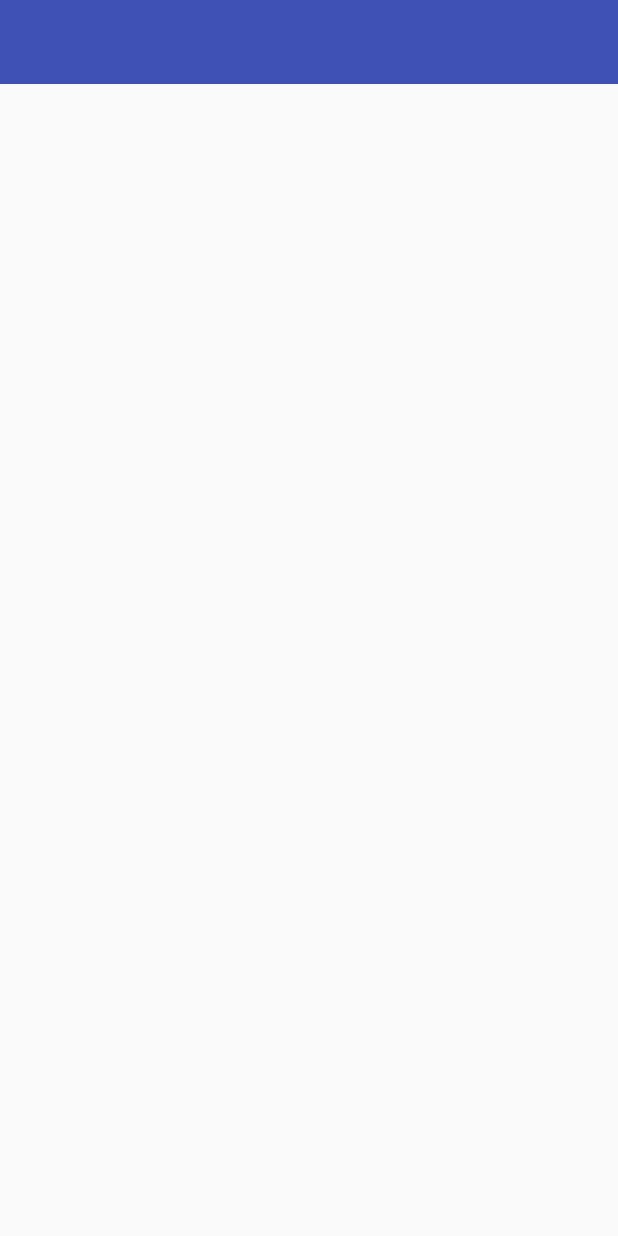
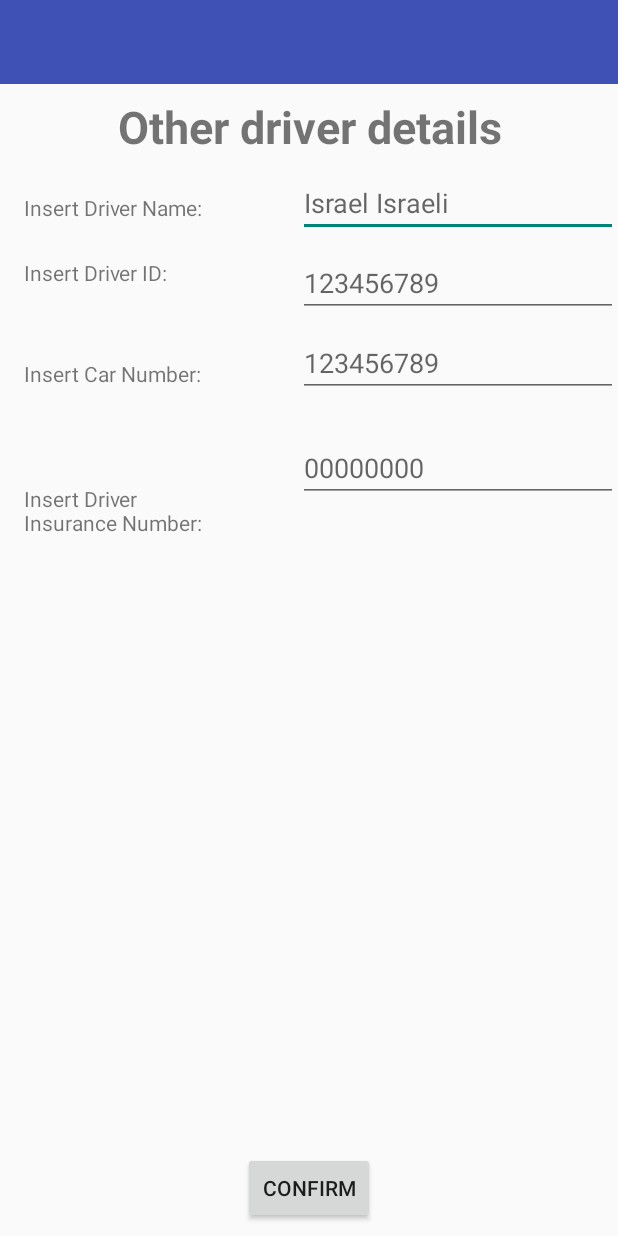
Before and after one commit to ronst22/Bumpy, an Android app: the layout activity_user_data.xml on its own in the app's theme, with its tools: preview values and no code run, on a phone screen of 412 x 824 dp. Run offline under Robolectric (Android 15) with nearby library versions, the phone set to English and light mode, and no system bars.

Commit message:
Integration Calls and FB

```diff
--- a/app/src/main/java/com/bumpy/bumpy/MainActivity.java
+++ b/app/src/main/java/com/bumpy/bumpy/MainActivity.java
@@ -118,7 +118,8 @@ public class MainActivity extends BaseBumpyActivity {
                     }
                 });
 
-                startActivity(new Intent(MainActivity.this, MainActivity.class));
+                // Not sure why this is here TODO: if bug put this line back
+//                startActivity(new Intent(MainActivity.this, MainActivity.class));
             }
 
             @Override
--- a/app/src/main/res/layout/activity_user_data.xml
+++ b/app/src/main/res/layout/activity_user_data.xml
@@ -9,4 +9,131 @@
     <include layout="@layout/toolbar"
         android:id="@+id/custom_toolbar"/>
 
+    <Button
+        android:id="@+id/button5"
+        android:layout_width="wrap_content"
+        android:layout_height="wrap_content"
+        android:layout_marginBottom="8dp"
+        android:layout_marginEnd="8dp"
+        android:layout_marginStart="8dp"
+        android:onClick="Confirm"
+        android:text="@string/Confirm"
+        app:layout_constraintBottom_toBottomOf="parent"
+        app:layout_constraintEnd_toEndOf="parent"
+        app:layout_constraintStart_toStartOf="parent" />
+
+    <TextView
+        android:id="@+id/textView2"
+        android:layout_width="wrap_content"
+        android:layout_height="wrap_content"
+        android:layout_marginBottom="8dp"
+        android:layout_marginStart="16dp"
+        android:layout_marginTop="8dp"
+        android:text="@string/driver_name"
+        app:layout_constraintBottom_toBottomOf="@+id/driverName"
+        app:layout_constraintStart_toStartOf="parent"
+        app:layout_constraintTop_toBottomOf="@+id/textView6"
+        app:layout_constraintVertical_bias="0.894" />
+
+    <EditText
+        android:id="@+id/driverName"
+        android:layout_width="wrap_content"
+        android:layout_height="wrap_content"
+        android:layout_marginTop="8dp"
+        android:ems="10"
+        android:hint="Israel Israeli"
+        android:inputType="textPersonName"
+        app:layout_constraintEnd_toEndOf="parent"
+        app:layout_constraintTop_toBottomOf="@+id/textView6" />
+
+    <TextView
+        android:id="@+id/textView3"
+        android:layout_width="97dp"
+        android:layout_height="wrap_content"
+        android:layout_marginBottom="8dp"
+        android:layout_marginStart="16dp"
+        android:layout_marginTop="8dp"
+        android:text="@string/driver_id"
+        app:layout_constraintBottom_toBottomOf="@+id/driverID"
+        app:layout_constraintStart_toStartOf="parent"
+        app:layout_constraintTop_toBottomOf="@+id/textView2"
+        app:layout_constraintVertical_bias="0.575" />
+
+    <EditText
+        android:id="@+id/driverID"
+        android:layout_width="wrap_content"
+        android:layout_height="wrap_content"
+        android:layout_marginTop="8dp"
+        android:ems="10"
+        android:hint="123456789"
+        android:inputType="number"
+        app:layout_constraintEnd_toEndOf="parent"
+        app:layout_constraintTop_toBottomOf="@+id/driverName" />
+
+    <TextView
+        android:id="@+id/textView4"
+        android:layout_width="118dp"
+        android:layout_height="17dp"
+        android:layout_marginBottom="8dp"
+        android:layout_marginStart="16dp"
+        android:layout_marginTop="8dp"
+        android:text="@string/car_number"
+        app:layout_constraintBottom_toBottomOf="@+id/carNum"
+        app:layout_constraintStart_toStartOf="parent"
+        app:layout_constraintTop_toBottomOf="@+id/textView3"
+        app:layout_constraintVertical_bias="1.0" />
+
+    <EditText
+        android:id="@+id/carNum"
+        android:layout_width="wrap_content"
+        android:layout_height="wrap_content"
+        android:layout_marginTop="8dp"
+        android:ems="10"
+        android:hint="123456789"
+        android:inputType="textPersonName"
+        app:layout_constraintEnd_toEndOf="parent"
+        app:layout_constraintTop_toBottomOf="@+id/driverID" />
+
+    <TextView
+        android:id="@+id/textView5"
+        android:layout_width="121dp"
+        android:layout_height="55dp"
+        android:layout_marginBottom="8dp"
+        android:layout_marginStart="16dp"
+        android:layout_marginTop="8dp"
+        android:text="@string/insurance_num"
+        app:layout_constraintBottom_toTopOf="@+id/button5"
+        app:layout_constraintStart_toStartOf="parent"
+        app:layout_constraintTop_toBottomOf="@+id/textView4"
+        app:layout_constraintVertical_bias="0.132" />
+
+    <EditText
+        android:id="@+id/insuranceNum"
+        android:layout_width="wrap_content"
+        android:layout_height="wrap_content"
+        android:layout_marginBottom="8dp"
+        android:layout_marginTop="8dp"
+        android:ems="10"
+        android:hint="00000000"
+        android:inputType="number"
+        app:layout_constraintBottom_toTopOf="@+id/button5"
+        app:layout_constraintEnd_toEndOf="parent"
+        app:layout_constraintTop_toBottomOf="@+id/carNum"
+        app:layout_constraintVertical_bias="0.037" />
+
+    <TextView
+        android:id="@+id/textView6"
+        android:layout_width="wrap_content"
+        android:layout_height="wrap_content"
+        android:layout_marginEnd="8dp"
+        android:layout_marginStart="8dp"
+        android:layout_marginTop="8dp"
+        android:text="@string/other_driver_header"
+        android:textAlignment="center"
+        android:textSize="30sp"
+        android:textStyle="bold"
+        android:typeface="normal"
+        app:layout_constraintEnd_toEndOf="parent"
+        app:layout_constraintStart_toStartOf="parent"
+        app:layout_constraintTop_toBottomOf="@+id/custom_toolbar" />
 </android.support.constraint.ConstraintLayout>
```
